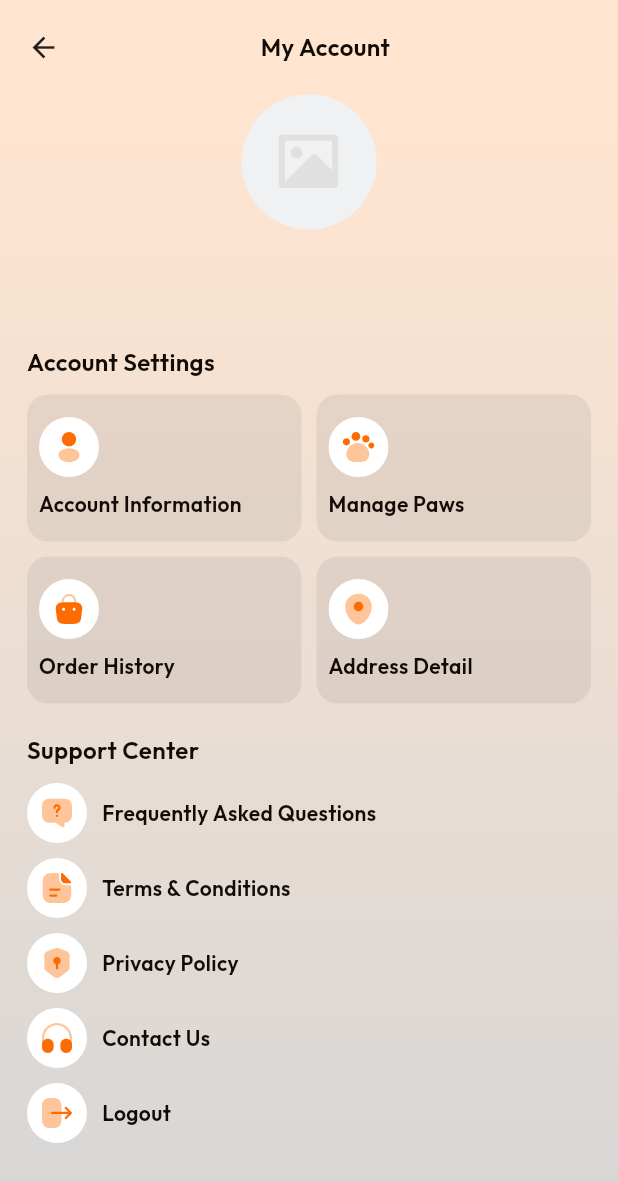
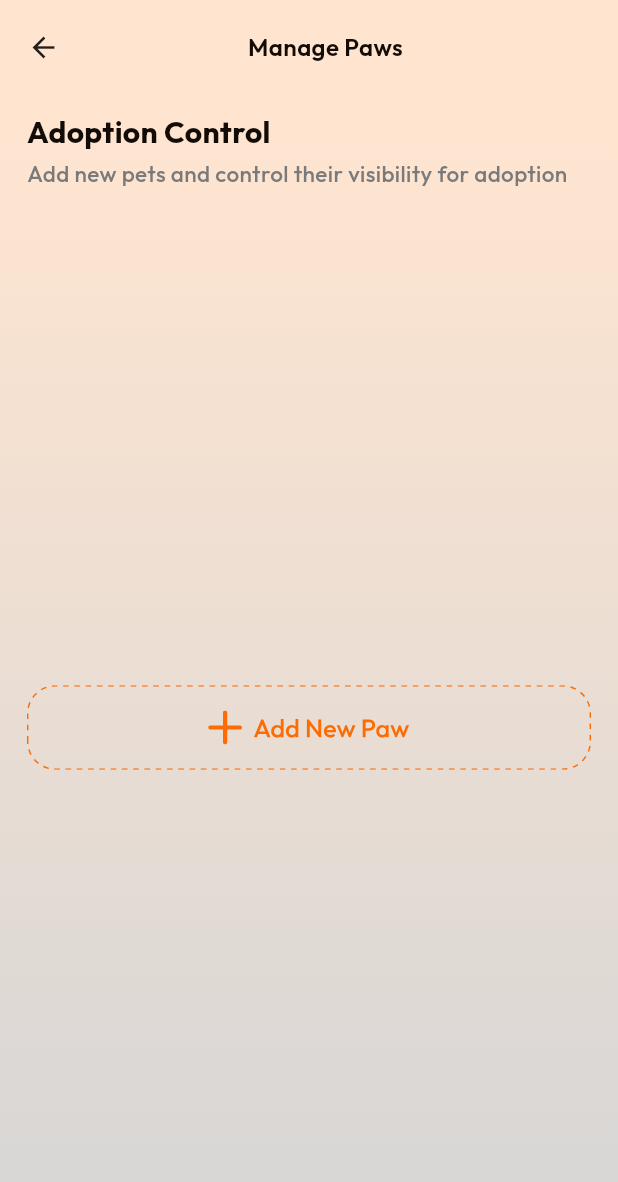
Before and after one commit to RishabRaikvad/paw-pal-flutter-mobile, a Flutter app: the MyAccountScreen screen opened by its route, after a tap on "Manage Paws", on a phone screen of 412 x 824 dp. Shown: the top 1182 px of the screen. Run offline on Flutter 3.47's test engine with Material 3 defaults, Android fonts, the phone set to English and light mode, and no system bars; drawn by our look-alikes of cached_network_image; our stand-ins replace bloc, cloud_firestore, dotted_line, equatable, firebase_auth, firebase_core and 11 more; missing offline and left inert: razorpay_flutter; accounts and stored records are empty; network calls fail.

Commit message:
design screen for manage paw and add firebase logic for that

```diff
--- a/lib/app.dart
+++ b/lib/app.dart
@@ -9,6 +9,7 @@ import 'package:flutter_bloc/flutter_bloc.dart';
 import 'package:paw_pal_mobile/bloc/authBloc/auth_cubit.dart';
 import 'package:paw_pal_mobile/bloc/dashboardBloc/dashboard_cubit.dart';
 import 'package:paw_pal_mobile/bloc/homeCubit/home_cubit.dart';
+import 'package:paw_pal_mobile/bloc/mangePawBloc/manage_paw_cubit.dart';
 import 'package:paw_pal_mobile/bloc/myAccountBloc/my_account_cubit.dart';
 import 'package:paw_pal_mobile/bloc/petCubit/pet_cubit.dart';
 import 'package:paw_pal_mobile/bloc/profileBloc/profile_cubit.dart';
@@ -123,6 +124,7 @@ class _PawPalAppState extends State<PawPalApp> {
         BlocProvider<HomeCubit>(
           create: (context) => HomeCubit(petCubit: context.read<PetCubit>()),
         ),
+        BlocProvider<ManagePawCubit>(create: (context) => ManagePawCubit()),
       ],
       child: MaterialApp.router(
         debugShowCheckedModeBanner: false,
--- /dev/null
+++ b/lib/bloc/mangePawBloc/manage_paw_cubit.dart
@@ -0,0 +1,70 @@
+import 'dart:async';
+import 'package:bloc/bloc.dart';
+import 'package:equatable/equatable.dart';
+import 'package:flutter/material.dart';
+import 'package:paw_pal_mobile/core/CommonMethods.dart';
+import 'package:paw_pal_mobile/model/pet_model.dart';
+import 'package:paw_pal_mobile/services/firestore_service.dart';
+
+part 'manage_paw_state.dart';
+
+class ManagePawCubit extends Cubit<ManagePawState> {
+  ManagePawCubit() : super(ManagePawInitial());
+
+  final fireStore = FireStoreService().fireStore;
+
+  List<PetModel> lstMyPets = [];
+  Map<String, ValueNotifier<bool>> adoptionStatus = {};
+
+  Future<void> loadMyPets() async {
+    lstMyPets.isEmpty
+        ? emit(ManagePawLoadState())
+        : emit(ManagePawRefreshState());
+    try {
+      final user = CommonMethods.getCurrentUser();
+      if (user == null) return;
+
+      final snapshot = await fireStore
+          .collection("pets")
+          .where('ownerId', isEqualTo: user.uid)
+          .get();
+
+      lstMyPets = snapshot.docs.map((doc) => PetModel.fromDoc(doc)).toList();
+
+      for (var pet in lstMyPets) {
+        final notifier = adoptionStatus.putIfAbsent(
+          pet.id,
+              () => ValueNotifier<bool>(pet.isAvailable),
+        );
+
+        notifier.value = pet.isAvailable;
+      }
+
+      emit(ManagePawSuccessState());
+    } catch (e) {
+      emit(ManagePawErrorState(e.toString()));
+    }
+  }
+
+  Future<void> toggleAdoptionStatus(
+      String petId,
+      bool newValue,
+      ) async {
+    final notifier = adoptionStatus[petId];
+    if (notifier == null) return;
+
+    final old = notifier.value;
+    notifier.value = newValue;
+
+    try {
+      await fireStore
+          .collection("pets")
+          .doc(petId)
+          .update({"isAvailable": newValue});
+    } catch (e) {
+      notifier.value = old;
+      emit(ManagePawErrorState(e.toString()));
+    }
+  }
+
+}
--- /dev/null
+++ b/lib/bloc/mangePawBloc/manage_paw_state.dart
@@ -0,0 +1,34 @@
+part of 'manage_paw_cubit.dart';
+
+sealed class ManagePawState extends Equatable {
+  const ManagePawState();
+}
+
+final class ManagePawInitial extends ManagePawState {
+  @override
+  List<Object> get props => [];
+}
+
+final class ManagePawSuccessState extends ManagePawState {
+  @override
+  List<Object> get props => [];
+}
+
+final class ManagePawErrorState extends ManagePawState {
+  final String error;
+
+  const ManagePawErrorState(this.error);
+
+  @override
+  List<Object> get props => [error];
+}
+
+final class ManagePawLoadState extends ManagePawState {
+  @override
+  List<Object> get props => [];
+}
+
+final class ManagePawRefreshState extends ManagePawState {
+  @override
+  List<Object> get props => [];
+}
--- a/lib/core/AppColors.dart
+++ b/lib/core/AppColors.dart
@@ -18,6 +18,7 @@ abstract class AppColors {
   static const Color startColor = Color(0xffFFC107);
   static const Color petDetailBgColor = Color(0xffEFEFEF);
   static const Color redColor = Color(0xffFF3333);
+  static const Color greenColor = Color(0xff34C759);
   static const linearBg = LinearGradient(
     begin: Alignment.topCenter,
     end: Alignment.bottomCenter,
--- a/lib/core/AppImages.dart
+++ b/lib/core/AppImages.dart
@@ -32,6 +32,7 @@ abstract class AppImages {
  static const String icFilter = "assets/icons/ic_filter.svg";
  static const String icViewDetailArrow = "assets/icons/ic_view_detail_arrow.svg";
  static const String icLocation = "assets/icons/ic_location.svg";
+ static const String icAddNewPet = "assets/icons/ic_add_new_pet.svg";
 
  static const String icUnselectedHome = "assets/icons/ic_unselected_home.svg";
  static const String icUnSelectedAdoption = "assets/icons/ic_unselected_adoption.svg";
--- a/lib/core/MySharedPreferences.dart
+++ b/lib/core/MySharedPreferences.dart
@@ -5,6 +5,7 @@ class MySharedPreferences {
   static String baseUrlFlavor = "baseUrlFlavor";
   static String razorPayKey = "razorPayKey";
   static String stateWiseCityApiKey = "stateWiseCityApiKey";
+  static String todo = "todo";
 
   Future<void> save(String key, value) async {
     final prefs = await SharedPreferences.getInstance();
@@ -46,7 +47,7 @@ class MySharedPreferences {
   }
 
   // Saving String to Shared Preferences
-  static void saveStringData(String key, String value) async {
+  static Future<void> saveStringData(String key, String value) async {
     final prefs = await SharedPreferences.getInstance();
 
     prefs.setString(key, value);
--- a/lib/routes/AppRoutes.dart
+++ b/lib/routes/AppRoutes.dart
@@ -3,9 +3,9 @@ import 'package:paw_pal_mobile/routes/routes.dart';
 import 'package:paw_pal_mobile/screens/authentication/login_screen.dart';
 import 'package:paw_pal_mobile/screens/authentication/otp_verification_screen.dart';
 import 'package:paw_pal_mobile/screens/dashborad/dash_borad_screen.dart';
-import 'package:paw_pal_mobile/screens/home/home_screen.dart';
 import 'package:paw_pal_mobile/screens/myAccount/account_information_screen.dart';
 import 'package:paw_pal_mobile/screens/myAccount/address_detail_screen.dart';
+import 'package:paw_pal_mobile/screens/myAccount/manage_paws_screen.dart';
 import 'package:paw_pal_mobile/screens/myAccount/my_account_screen.dart';
 import 'package:paw_pal_mobile/screens/onborading/address_screen.dart';
 import 'package:paw_pal_mobile/screens/onborading/pet_profile_screen.dart';
@@ -73,6 +73,11 @@ class AppRoutes {
         name: Routes.addressDetailScreen,
         builder: (context, state) => AddressDetailScreen(),
       ),
+      GoRoute(
+        path: Routes.managePawScreenPath,
+        name: Routes.managePawScreen,
+        builder: (context, state) => ManagePawsScreen(),
+      ),
     ],
   );
 
--- a/lib/routes/routes.dart
+++ b/lib/routes/routes.dart
@@ -11,6 +11,7 @@ class Routes {
   static const myAccountScreenPath = '/myAccountScreenPath';
   static const accountInfoScreenPath = '/accountInfoScreenPath';
   static const addressDetailScreenPath = '/addressDetailScreenPath';
+  static const managePawScreenPath = '/managePawScreenPath';
 
 
   // screen Name
@@ -25,6 +26,7 @@ class Routes {
   static const myAccountScreen = 'myAccountScreen';
   static const accountInfoScreen = 'accountInfoScreen';
   static const addressDetailScreen = 'addressDetailScreen';
+  static const managePawScreen = 'managePawScreen';
 
 
 
--- /dev/null
+++ b/lib/screens/myAccount/manage_paws_screen.dart
@@ -0,0 +1,257 @@
+import 'package:flutter/material.dart';
+import 'package:flutter_bloc/flutter_bloc.dart';
+import 'package:flutter_svg/flutter_svg.dart';
+import 'package:go_router/go_router.dart';
+import 'package:paw_pal_mobile/core/AppColors.dart';
+import 'package:paw_pal_mobile/core/AppImages.dart';
+import 'package:paw_pal_mobile/core/AppStrings.dart';
+import 'package:paw_pal_mobile/routes/routes.dart';
+import 'package:paw_pal_mobile/utils/commonWidget/gradient_background.dart';
+import 'package:paw_pal_mobile/utils/widget_helper.dart';
+
+import '../../bloc/mangePawBloc/manage_paw_cubit.dart';
+import '../../bloc/profileBloc/profile_cubit.dart';
+import '../../core/CommonMethods.dart';
+
+class ManagePawsScreen extends StatefulWidget {
+  const ManagePawsScreen({super.key});
+
+  @override
+  State<ManagePawsScreen> createState() => _ManagePawsScreenState();
+}
+
+class _ManagePawsScreenState extends State<ManagePawsScreen> {
+  late ManagePawCubit cubit;
+
+  @override
+  void initState() {
+    super.initState();
+    cubit = context.read<ManagePawCubit>();
+    cubit.loadMyPets();
+  }
+
+  @override
+  Widget build(BuildContext context) {
+    return Scaffold(body: GradientBackground(child: mainView()));
+  }
+
+  Widget mainView() {
+    return SafeArea(
+      child: Padding(
+        padding: const EdgeInsets.symmetric(horizontal: 18),
+        child: Column(
+          crossAxisAlignment: CrossAxisAlignment.start,
+          children: [
+            const SizedBox(height: 20),
+            commonBackWithHeader(
+              context: context,
+              title: AppStrings.managePaws,
+              isShowTitle: true,
+            ),
+            const SizedBox(height: 30),
+            commonTitle(
+              title: "Adoption Control",
+              fontWeight: FontWeight.w700,
+              fontSize: 20,
+            ),
+            const SizedBox(height: 3),
+            commonTitle(
+              title: "Add new pets and control their visibility for adoption",
+              color: AppColors.grey,
+              textAlign: TextAlign.start,
+            ),
+            const SizedBox(height: 20),
+            Flexible(
+              child: BlocBuilder<ManagePawCubit, ManagePawState>(
+                builder: (context, state) {
+                  if (state is ManagePawLoadState) {
+                    return loadMyPets();
+                  } else if (state is ManagePawErrorState) {
+                    commonTitle(title: state.error);
+                  } else if (cubit.lstMyPets.isEmpty) {
+                    return Center(
+                      child:addMorePet(),
+                    );
+                  }
+                  return CustomScrollView(
+                    slivers: [
+                      myPawList(),
+                      SliverToBoxAdapter(child: const SizedBox(height: 20)),
+                      if(cubit.lstMyPets.isNotEmpty)
+                        SliverToBoxAdapter(child: addMorePet(),),
+                      SliverToBoxAdapter(child: const SizedBox(height: 100)),
+                    ],
+                  );
+                },
+              ),
+            ),
+          ],
+        ),
+      ),
+    );
+  }
+
+  SliverList myPawList() {
+    return SliverList(
+      delegate: SliverChildBuilderDelegate((context, index) {
+        final pet = cubit.lstMyPets[index];
+        return myPawCard(
+          petName: pet.name,
+          price: pet.petPrice,
+          age: pet.age,
+          gender: pet.gender,
+          imgUrl: pet.mainImageUrl ?? "",
+          petBread: pet.breed,
+          isAvailable: pet.isAvailable,
+          petId: pet.id,
+        );
+      }, childCount: cubit.lstMyPets.length),
+    );
+  }
+
+  Widget myPawCard({
+    required String imgUrl,
+    required String petName,
+    required String petBread,
+    required int price,
+    required String gender,
+    required String age,
+    required bool isAvailable,
+    required String petId,
+  }) {
+    return Container(
+      width: double.infinity,
+      margin: EdgeInsets.symmetric(vertical: 10),
+      decoration: BoxDecoration(
+        color: AppColors.inputBgColor.withValues(alpha: 0.1),
+        border: Border.all(
+          color: AppColors.grey.withValues(alpha: 0.1),
+          width: 2,
+        ),
+        borderRadius: BorderRadius.circular(16),
+      ),
+      child: Padding(
+        padding: const EdgeInsets.symmetric(horizontal: 10.0),
+        child: Column(
+          children: [
+            const SizedBox(height: 15),
+            Row(
+              children: [
+                commonNetworkImage(
+                  imageUrl: imgUrl,
+                  width: 70,
+                  height: 70,
+                  borderRadius: 16,
+                ),
+                const SizedBox(width: 10),
+                Flexible(
+                  child: Column(
+                    crossAxisAlignment: CrossAxisAlignment.start,
+                    mainAxisAlignment: MainAxisAlignment.start,
+                    children: [
+                      Row(
+                        spacing: 5,
+                        children: [
+                          Flexible(
+                            child: commonTitle(
+                              title: petName,
+                              fontWeight: FontWeight.w600,
+                              maxLines: 1,
+                              overFlow: TextOverflow.ellipsis,
+                              textAlign: TextAlign.start,
+                            ),
+                          ),
+                          Flexible(
+                            child: commonTitle(
+                              title: "(${petBread.trim()})",
+                              maxLines: 1,
+                              overFlow: TextOverflow.ellipsis,
+                              color: AppColors.grey,
+                              fontSize: 12,
+                            ),
+                          ),
+                        ],
+                      ),
+                      Row(
+                        spacing: 5,
+                        mainAxisSize: MainAxisSize.min,
+                        children: [
+                          commonTitle(title: gender, fontSize: 12),
+                          CircleAvatar(
+                            radius: 3,
+                            backgroundColor: AppColors.grey,
+                          ),
+                        ],
+                      ),
+                      commonTitle(title: age, fontSize: 12),
+                    ],
+                  ),
+                ),
+                Column(
+                  crossAxisAlignment: CrossAxisAlignment.center,
+                  mainAxisAlignment: MainAxisAlignment.start,
+                  children: [
+                    commonTitle(
+                      title: CommonMethods().formatPrice(price),
+                      color: AppColors.primaryColor,
+                      fontSize: 16,
+                      fontWeight: FontWeight.w700,
+                    ),
+                    commonTitle(
+                      title: AppStrings.adoptionPrice,
+                      color: AppColors.grey,
+                      fontSize: 12,
+                    ),
+                  ],
+                ),
+              ],
+            ),
+            const SizedBox(height: 10),
+            commonDottedLine(),
+            Row(
+              mainAxisAlignment: MainAxisAlignment.spaceBetween,
+              children: [
+                commonTitle(
+                  title: "Show in Adoption",
+                  color: AppColors.grey,
+                  fontWeight: FontWeight.w600,
+                ),
+                ValueListenableBuilder<bool>(
+                  valueListenable:
+                      cubit.adoptionStatus[petId] ?? ValueNotifier(false),
+                  builder: (context, value, _) {
+                    return Transform.scale(
+                      scale: 0.85,
+                      child: Switch(
+                        value: value,
+                        onChanged: (v) => cubit.toggleAdoptionStatus(petId, v),
+                        activeTrackColor: AppColors.greenColor,
+                      ),
+                    );
+                  },
+                ),
+              ],
+            ),
+          ],
+        ),
+      ),
+    );
+  }
+
+  Widget loadMyPets() {
+    return CustomScrollView(
+      physics: const NeverScrollableScrollPhysics(),
+      slivers: [shimmerListSliver(height: 150)],
+    );
+  }
+
+  Widget addMorePet(){
+    return GestureDetector(
+        onTap: (){
+          context.read<ProfileCubit>().resetPetData();
+          context.read<ProfileCubit>().addMorePet = true;
+          context.pushNamed(Routes.petProfileScreen);
+        },
+        child: SvgPicture.asset(AppImages.icAddNewPet));
+  }
+}
--- a/lib/screens/myAccount/my_account_screen.dart
+++ b/lib/screens/myAccount/my_account_screen.dart
@@ -134,7 +134,9 @@ class _MyAccountScreenState extends State<MyAccountScreen> {
               child: buildCardView(
                 icon: AppImages.icManagePaw,
                 title: AppStrings.managePaws,
-                onTap: () {},
+                onTap: () {
+                  context.pushNamed(Routes.managePawScreen);
+                },
               ),
             ),
           ],
--- a/lib/utils/widget_helper.dart
+++ b/lib/utils/widget_helper.dart
@@ -269,8 +269,8 @@ Widget commonDottedLine() {
   return DottedLine(
     dashColor: AppColors.dividerColor,
     lineThickness: 2,
-    dashLength: 5,
-    dashGapLength: 5,
+    dashLength: 2,
+    dashGapLength: 6,
   );
 }
 
@@ -657,3 +657,21 @@ SliverGrid shimmerGrid({int count = 4}) {
     }, childCount: count),
   );
 }
+
+SliverList shimmerListSliver({double height = 100}) {
+  return SliverList(
+    delegate: SliverChildBuilderDelegate(
+          (context, index) {
+        return Container(
+          margin: const EdgeInsets.symmetric(vertical: 8),
+          height: height,
+          decoration: BoxDecoration(
+            color: Colors.grey.shade300,
+            borderRadius: BorderRadius.circular(16),
+          ),
+        );
+      },
+      childCount: 5,
+    ),
+  );
+}
```
Also changed, not shown: lib/screens/onborading/pet_profile_screen.dart (+86 -30 lines), assets/icons/ic_add_new_pet.svg (added).
